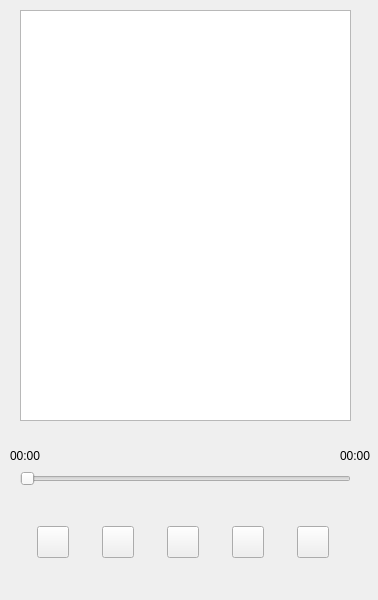
This is project/MusicPlayer/widget.ui in chen-arrow/project2 as Qt 5 draws it before an edit. The edited form follows.
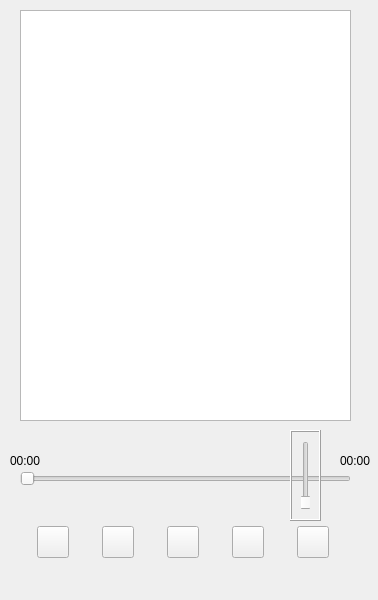
This is the edited form.

What changed in the file:
```diff
--- a/project/MusicPlayer/widget.ui
+++ b/project/MusicPlayer/widget.ui
@@ -167,13 +167,13 @@
     <enum>Qt::Horizontal</enum>
    </property>
   </widget>
-  <widget class="QWidget" name="">
+  <widget class="QWidget" name="layoutWidget">
    <property name="geometry">
     <rect>
      <x>10</x>
      <y>440</y>
      <width>361</width>
-     <height>31</height>
+     <height>41</height>
     </rect>
    </property>
    <layout class="QHBoxLayout" name="horizontalLayout_4">
@@ -214,6 +214,47 @@
     </item>
    </layout>
   </widget>
+  <widget class="QFrame" name="frame_volume">
+   <property name="geometry">
+    <rect>
+     <x>290</x>
+     <y>430</y>
+     <width>31</width>
+     <height>91</height>
+    </rect>
+   </property>
+   <property name="frameShape">
+    <enum>QFrame::Box</enum>
+   </property>
+   <property name="frameShadow">
+    <enum>QFrame::Raised</enum>
+   </property>
+   <layout class="QHBoxLayout" name="horizontalLayout_5">
+    <item>
+     <widget class="QSlider" name="Slider_volume">
+      <property name="orientation">
+       <enum>Qt::Vertical</enum>
+      </property>
+     </widget>
+    </item>
+   </layout>
+  </widget>
+  <widget class="QWidget" name="widget_2" native="true">
+   <property name="geometry">
+    <rect>
+     <x>120</x>
+     <y>260</y>
+     <width>120</width>
+     <height>80</height>
+    </rect>
+   </property>
+  </widget>
+  <zorder>widget</zorder>
+  <zorder>listWidget</zorder>
+  <zorder>playCourseSlider</zorder>
+  <zorder>layoutWidget</zorder>
+  <zorder>widget_2</zorder>
+  <zorder>frame_volume</zorder>
  </widget>
  <resources/>
  <connections/>
```
Left out of the diff: 3 changed lines with no effect on the pictures.
